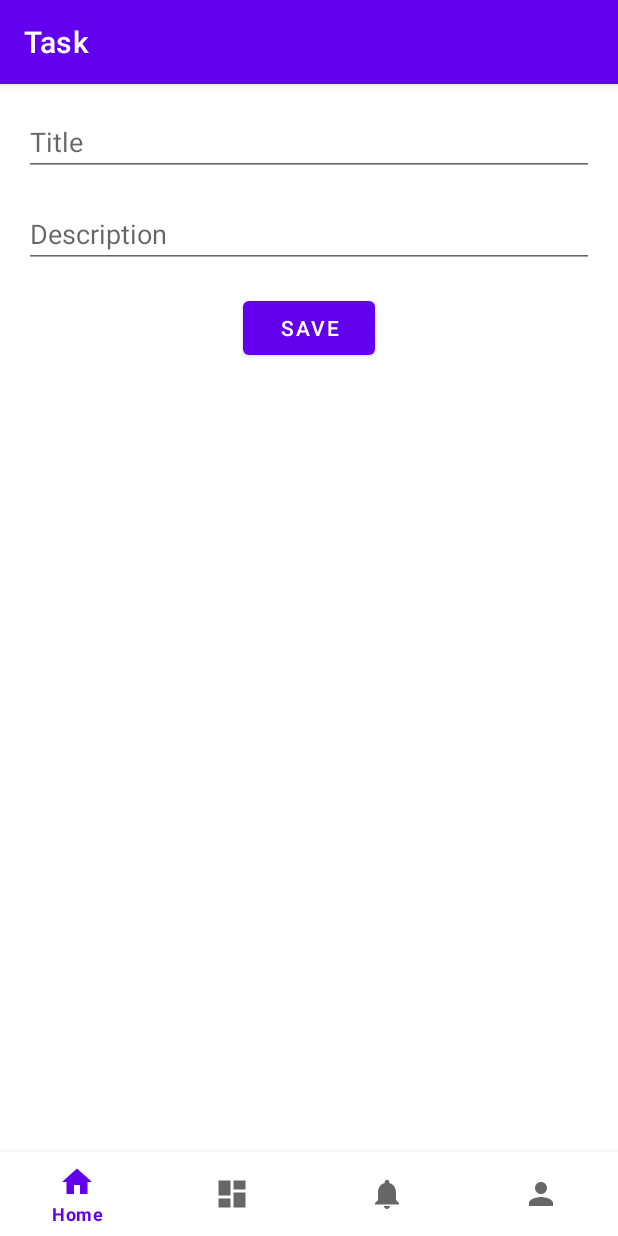
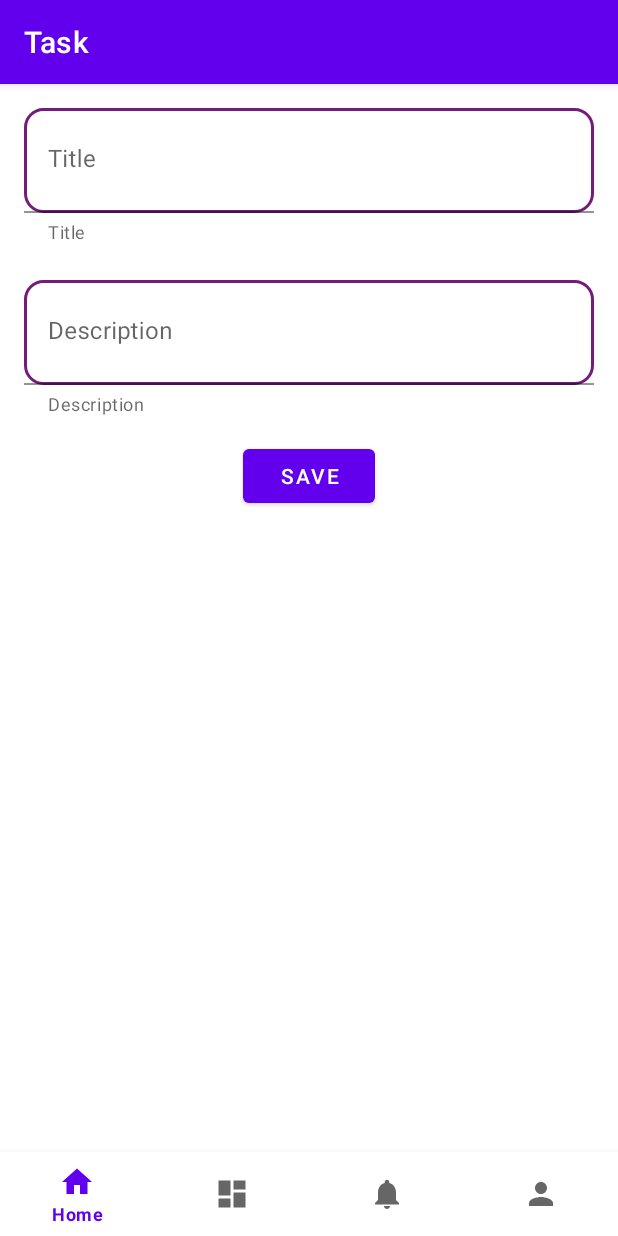
Before and after one commit to hanifa715/TaskManager, an Android app: the TaskFragment screen opened through its navigation route, on a phone screen of 412 x 824 dp. Run offline under Robolectric (Android 15) with nearby library versions, the phone set to English and light mode, and no system bars; our stand-ins replace Room's generated code, navigation-ui.

Commit message:
check box edit text border textInputLayout

```diff
--- a/app/build.gradle
+++ b/app/build.gradle
@@ -79,5 +79,5 @@ dependencies {
     //Lottie animation
     implementation 'com.airbnb.android:lottie:4.0.0'
 
-
+    implementation 'com.google.android.material:material:1.4.0'
 }
--- a/app/src/main/java/com/example/taskmanager/data/local/db/AppDatabase.kt
+++ b/app/src/main/java/com/example/taskmanager/data/local/db/AppDatabase.kt
@@ -6,7 +6,7 @@ import com.example.taskmanager.model.Task
 
 
 
-    @Database(entities = [Task::class], version = 1)
+    @Database(entities = [Task::class], version = 2)
     abstract class AppDatabase : RoomDatabase() {
         abstract fun taskDao(): TaskDao
 
--- a/app/src/main/java/com/example/taskmanager/data/local/db/TaskDao.kt
+++ b/app/src/main/java/com/example/taskmanager/data/local/db/TaskDao.kt
@@ -13,7 +13,7 @@ interface TaskDao {
     @Insert
     fun insert(task: Task)
 
-    @Query("SELECT * FROM task")
+    @Query("SELECT * FROM task ORDER BY id DESC")
     fun getAll(): List<Task>
 
     @Delete
--- a/app/src/main/java/com/example/taskmanager/ui/home/HomeFragment.kt
+++ b/app/src/main/java/com/example/taskmanager/ui/home/HomeFragment.kt
@@ -20,7 +20,7 @@ import com.example.taskmanager.ui.task.TaskFragment
 class HomeFragment : Fragment() {
     private var _binding: FragmentHomeBinding? = null
 
-    private val adapter = TaskAdapter(this::onLongClickItem,this::onClick)
+    private val adapter = TaskAdapter(this::onLongClickItem, this::onClick, this::onSuccess)
     private val binding get() = _binding!!
 
     override fun onCreateView(
@@ -35,9 +35,7 @@ class HomeFragment : Fragment() {
     override fun onViewCreated(view: View, savedInstanceState: Bundle?) {
         super.onViewCreated(view, savedInstanceState)
         binding.recyclerView.adapter = adapter
-
-        val data = App.db.taskDao().getAll()
-        adapter.addTasks(data)
+        setData()
 
         binding.fab.setOnClickListener {
             findNavController().navigate(R.id.taskFragment)
@@ -49,12 +47,11 @@ class HomeFragment : Fragment() {
         _binding = null
     }
 
-    private fun onClick(task: Task){
+    private fun onClick(task: Task) {
         findNavController().navigate(R.id.taskFragment, bundleOf(TASK_FOR_EDIT to task))
-
     }
 
-    private fun onLongClickItem(task: Task){
+    private fun onLongClickItem(task: Task) {
         showAlertDialog(task)
     }
 
@@ -63,19 +60,27 @@ class HomeFragment : Fragment() {
         dialog.setTitle(task.title.toString())
             .setMessage("Do you want to delete this message?")
             .setCancelable(true)
-            .setPositiveButton("Yes"){_,_ ->
+            .setPositiveButton(getString(R.string.yes)) { _, _ ->
                 App.db.taskDao().delete(task)
-                val data = App.db.taskDao().getAll()
-                adapter.addTasks(data)
+                setData()
             }
-            .setNegativeButton("No"){_,_ ->
+            .setNegativeButton(getString(R.string.no)) { _, _ ->
 
             }
             .show()
     }
-    companion object{
+
+    private fun onSuccess(task: Task) {
+        App.db.taskDao().update(task)
+        setData()
+    }
+
+    companion object {
         const val TASK_FOR_EDIT = "task.edit"
     }
 
-
+    private fun setData() {
+        val data = App.db.taskDao().getAll()
+        adapter.addTasks(data)
+    }
 }
--- a/app/src/main/java/com/example/taskmanager/ui/onboarding/adapter/OnBoardingAdapter.kt
+++ b/app/src/main/java/com/example/taskmanager/ui/onboarding/adapter/OnBoardingAdapter.kt
@@ -13,9 +13,7 @@ import com.example.taskmanager.model.OnBoarding
 
 class OnBoardingAdapter(
     private val onClick: () -> Unit,
-) :
-    Adapter<OnBoardingAdapter.OnBoardingViewHolder>() {
-
+) : Adapter<OnBoardingAdapter.OnBoardingViewHolder>() {
 
     private val list = arrayListOf(
         OnBoarding(
@@ -34,7 +32,6 @@ class OnBoardingAdapter(
             anim = R.raw.animation_llw46opi
         )
     )
-
 
     override fun onCreateViewHolder(parent: ViewGroup, viewType: Int): OnBoardingViewHolder {
         return OnBoardingViewHolder(
--- a/app/src/main/java/com/example/taskmanager/ui/profile/ProfileFragment.kt
+++ b/app/src/main/java/com/example/taskmanager/ui/profile/ProfileFragment.kt
@@ -11,11 +11,14 @@ import android.view.ViewGroup
 import androidx.core.widget.addTextChangedListener
 import com.example.taskmanager.data.local.Pref
 import com.example.taskmanager.databinding.FragmentProfileBinding
+import com.example.taskmanager.utils.loadImage
 import com.theartofdev.edmodo.cropper.CropImage
-import com.example.taskmanager.utils.loadImage
+
 import com.theartofdev.edmodo.cropper.CropImageView
 
+
 class ProfileFragment : Fragment() {
+
     private lateinit var binding: FragmentProfileBinding
 
     private val pref: Pref by lazy {
--- a/app/src/main/java/com/example/taskmanager/ui/task/TaskFragment.kt
+++ b/app/src/main/java/com/example/taskmanager/ui/task/TaskFragment.kt
@@ -44,6 +44,7 @@ class TaskFragment : Fragment() {
 
     private fun update() {
         val data = Task(
+            id = task?.id,
             title = binding.etTitle.text.toString(),
             description = binding.etDesc.text.toString()
         )
@@ -60,9 +61,4 @@ class TaskFragment : Fragment() {
         App.db.taskDao().insert(data)
         findNavController().navigateUp()
     }
-
-    companion object {
-        const val REQUEST_RESULT = "request.result"
-        const val TASK_KEY = "task.key"
-    }
 }
--- /dev/null
+++ b/app/src/main/res/drawable/edit_text_border.xml
@@ -0,0 +1,8 @@
+<?xml version="1.0" encoding="utf-8"?>
+<shape xmlns:android="http://schemas.android.com/apk/res/android"
+    android:shape="rectangle">
+    <stroke
+        android:width="2dp"
+        android:color="#741c7a" />
+    <corners android:radius="12dp" />
+</shape>
--- a/app/src/main/res/layout/fragment_task.xml
+++ b/app/src/main/res/layout/fragment_task.xml
@@ -3,20 +3,41 @@
     xmlns:tools="http://schemas.android.com/tools"
     android:layout_width="match_parent"
     android:layout_height="match_parent"
+    xmlns:app="http://schemas.android.com/apk/res-auto"
     android:padding="16dp"
     android:orientation="vertical"
     tools:context=".ui.task.TaskFragment">
-    <EditText
+
+    <com.google.android.material.textfield.TextInputLayout
+        android:layout_width="match_parent"
+        android:layout_height="wrap_content"
+        android:hint="Title"
+        app:helperText="Title">
+    <com.google.android.material.textfield.TextInputEditText
         android:id="@+id/et_title"
         android:layout_width="match_parent"
         android:layout_height="wrap_content"
-        android:hint="Title" />
-    <EditText
+        android:background="@drawable/edit_text_border"
+        android:inputType="text"
+        android:padding="24dp"/>
+    </com.google.android.material.textfield.TextInputLayout>
+
+    <com.google.android.material.textfield.TextInputLayout
+        android:layout_width="match_parent"
+        android:layout_height="wrap_content"
+        android:hint="Description"
+        app:helperText="Description">
+
+    <com.google.android.material.textfield.TextInputEditText
         android:id="@+id/et_desc"
         android:layout_width="match_parent"
         android:layout_height="wrap_content"
-        android:hint="Description"
-        android:layout_marginTop="16dp" />
+        android:inputType="text"
+        android:background="@drawable/edit_text_border"
+        android:layout_marginTop="24dp"
+        android:padding="24dp"/>
+    </com.google.android.material.textfield.TextInputLayout>
+
     <Button
         android:id="@+id/btn_save"
         android:layout_width="wrap_content"
--- a/app/src/main/res/values/strings.xml
+++ b/app/src/main/res/values/strings.xml
@@ -7,4 +7,6 @@
     <!-- TODO: Remove or change this placeholder text -->
     <string name="hello_blank_fragment">Hello blank fragment</string>
     <string name="update">Update</string>
+    <string name="yes">Yes</string>
+    <string name="no">No</string>
 </resources>
```
Also changed, not shown: app/src/main/java/com/example/taskmanager/model/Task.kt (+5 -4 lines), app/src/main/java/com/example/taskmanager/ui/home/adapter/TaskAdapter.kt (+29 -3 lines), app/src/main/res/layout/fragment_profile.xml (+11 -3 lines), app/src/main/res/layout/item_task.xml (+19 -7 lines), build.gradle (line endings or trailing spaces).
